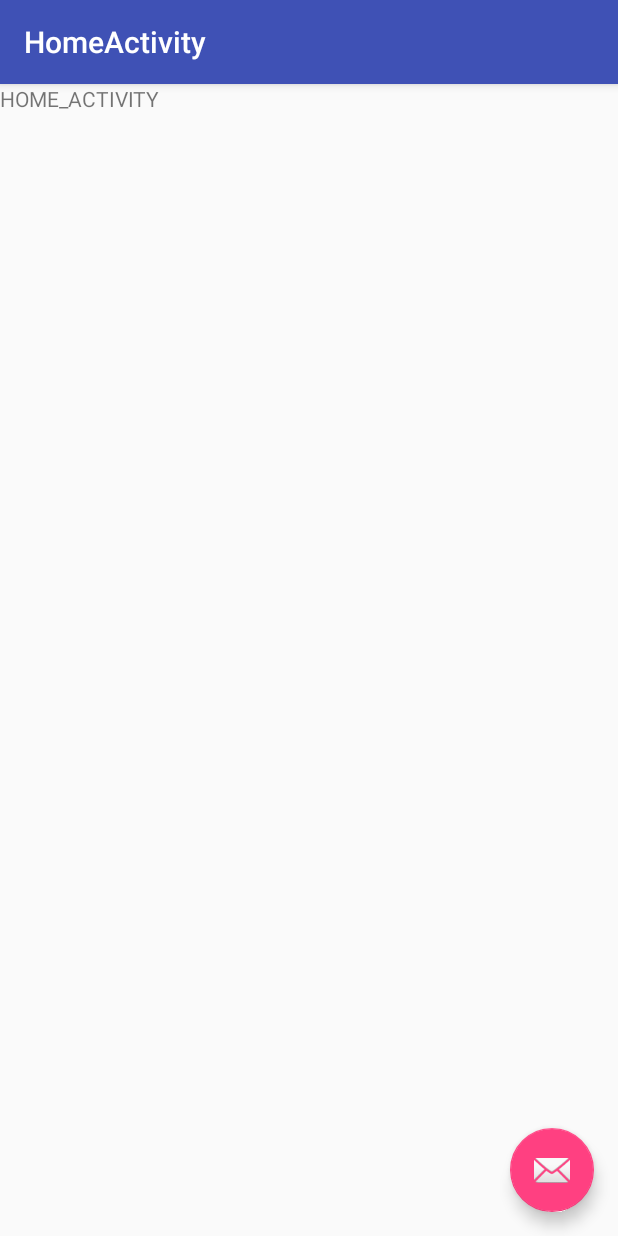
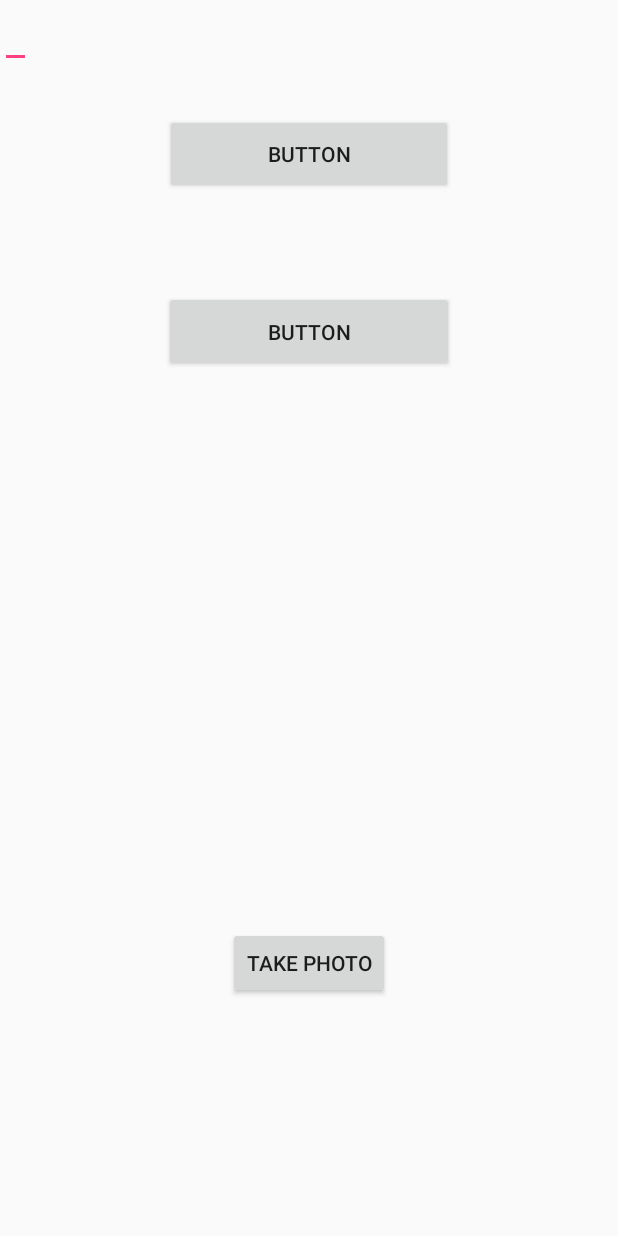
Before and after one commit to MalakH21/Parsetagram, an Android app: the HomeActivity screen opened directly, with no data from a screen before it, on a phone screen of 412 x 824 dp. Run offline under Robolectric (Android 15) with nearby library versions, the phone set to English and light mode, and no system bars.

Commit message:
there is some commented out code in this commit, as this code that will hopefully help me save the image for now- this commit marks when the app can (with no issues) - log in - take a picture

```diff
--- a/app/src/main/java/com/codepath/parseinstagram/HomeActivity.java
+++ b/app/src/main/java/com/codepath/parseinstagram/HomeActivity.java
@@ -1,29 +1,142 @@
 package com.codepath.parseinstagram;
 
+import android.content.Intent;
 import android.os.Bundle;
-import android.support.design.widget.FloatingActionButton;
-import android.support.design.widget.Snackbar;
+import android.provider.MediaStore;
 import android.support.v7.app.AppCompatActivity;
-import android.support.v7.widget.Toolbar;
 import android.view.View;
+import android.widget.Button;
+import android.widget.EditText;
+import android.widget.ImageView;
+
+import java.io.File;
 
 public class HomeActivity extends AppCompatActivity {
+
+    private static final String imagePath = null;
+    private EditText descriptionInput;
+    private Button createButton;
+    private Button refreshButton;
+    private Button takephotoButton;
+    private ImageView picView;
+    static final int REQUEST_IMAGE_CAPTURE = 1;
+
+    public final String APP_TAG = "MyCustomApp";
+    public final static int CAPTURE_IMAGE_ACTIVITY_REQUEST_CODE = 1034;
+    public String photoFileName = "photo.jpg";
+    File photoFile;
+
 
     @Override
     protected void onCreate(Bundle savedInstanceState) {
         super.onCreate(savedInstanceState);
-        setContentView(R.layout.activity_home);
-        Toolbar toolbar = (Toolbar) findViewById(R.id.toolbar);
-        setSupportActionBar(toolbar);
+        setContentView(R.layout.content_home);
 
-        FloatingActionButton fab = (FloatingActionButton) findViewById(R.id.fab);
-        fab.setOnClickListener(new View.OnClickListener() {
-            @Override
+        //descriptionInput = findViewById(R.id.description_et);
+        //createButton = findViewById(R.id.create_btn);
+        //refreshButton = findViewById(R.id.refresh_btn);
+
+
+        //Toolbar toolbar = (Toolbar) findViewById(R.id.toolbar);
+        //setSupportActionBar(toolbar);
+
+
+        //loadTopPosts();
+
+        takephotoButton = findViewById(R.id.takephotoButton);
+        takephotoButton.setOnClickListener(new View.OnClickListener() {
             public void onClick(View view) {
-                Snackbar.make(view, "Replace with your own action", Snackbar.LENGTH_LONG)
-                        .setAction("Action", null).show();
+                dispatchTakePictureIntent();
             }
         });
+
+
     }
 
+    /*private void loadTopPosts() {
+
+        final Post.Query postQuery = new Post.Query();
+        postQuery.getTop().withUser();
+
+        ParseQuery.getQuery(Post.class).findInBackground(new FindCallback<Post>() {
+            @Override
+            public void done(List<Post> objects, ParseException e) {
+                if (e == null) {
+                    for (int i = 0; i < objects.size(); i++) {
+                        Log.d("HomeActivity", "Post[" + i + "] = "
+                                + objects.get(i).getDescription()
+                                + "\nusername = " + objects.get(i).getUser().toString());
+                    }
+                } else {
+                    e.printStackTrace();
+                }
+            }
+        });
+    }*/
+
+    // Added to attempt to take photos using app
+
+
+    public void dispatchTakePictureIntent() {
+        // create Intent to take a picture and return control to the calling application
+        Intent intent = new Intent(MediaStore.ACTION_IMAGE_CAPTURE);
+        // Create a File reference to access to future access
+        //photoFile = getPhotoFileUri(photoFileName);
+
+        // wrap File object into a content provider
+        // required for API >= 24
+        // See https://guides.codepath.com/android/Sharing-Content-with-Intents#sharing-files-with-api-24-or-higher
+        //Uri fileProvider = FileProvider.getUriForFile(HomeActivity.this, "com.codepath.fileprovider", photoFile);
+        //intent.putExtra(MediaStore.EXTRA_OUTPUT, fileProvider);
+
+        // If you call startActivityForResult() using an intent that no app can handle, your app will crash.
+        // So as long as the result is not null, it's safe to use the intent.
+        if (intent.resolveActivity(getPackageManager()) != null) {
+            // Start the image capture intent to take photo
+            startActivityForResult(intent, CAPTURE_IMAGE_ACTIVITY_REQUEST_CODE);
+        }
+    }
+
+    /*
+    private File getPhotoFileUri(String fileName) {
+        // Get safe storage directory for photos
+        // Use `getExternalFilesDir` on Context to access package-specific directories.
+        // This way, we don't need to request external read/write runtime permissions.
+        File mediaStorageDir = new File(getExternalFilesDir(Environment.DIRECTORY_PICTURES), APP_TAG);
+
+        // Create the storage directory if it does not exist
+        if (!mediaStorageDir.exists() && !mediaStorageDir.mkdirs()){
+            Log.d(APP_TAG, "failed to create directory");
+        }
+
+        // Return the file target for the photo based on filename
+        File file = new File(mediaStorageDir.getPath() + File.separator + fileName);
+
+        return file;
+    }
+
+    @Override
+    public void onActivityResult(int requestCode, int resultCode, Intent data) {
+        if (requestCode == CAPTURE_IMAGE_ACTIVITY_REQUEST_CODE) {
+            if (resultCode == RESULT_OK) {
+                // by this point we have the camera photo on disk
+                Bitmap takenImage = BitmapFactory.decodeFile(photoFile.getAbsolutePath());
+                // RESIZE BITMAP, see section below
+                // Load the taken image into a preview
+                picView.setImageBitmap(takenImage);
+            } else { // Result was a failure
+                Toast.makeText(this, "Picture wasn't taken!", Toast.LENGTH_SHORT).show();
+            }
+        }
+    }
+    */
+
+
+
+
+
+
+
+
+
 }
--- a/app/src/main/java/com/codepath/parseinstagram/MainActivity.java
+++ b/app/src/main/java/com/codepath/parseinstagram/MainActivity.java
@@ -1,5 +1,6 @@
 package com.codepath.parseinstagram;
 
+import android.content.Intent;
 import android.os.Bundle;
 import android.support.v7.app.AppCompatActivity;
 import android.util.Log;
@@ -44,6 +45,9 @@ public class MainActivity extends AppCompatActivity {
             public void done(ParseUser user, ParseException e) {
                if (e == null){
                    Log.d("LoginActivity","Login successful!");
+                   final Intent intent = new Intent(MainActivity.this, HomeActivity.class);
+                   startActivity(intent);
+                   finish();
                }else{
                    Log.e("LoginActivity", "Login failure");
                    e.printStackTrace();
--- a/app/src/main/java/com/codepath/parseinstagram/ParseApp.java
+++ b/app/src/main/java/com/codepath/parseinstagram/ParseApp.java
@@ -2,12 +2,16 @@ package com.codepath.parseinstagram;
 
 import android.app.Application;
 
+import com.codepath.parseinstagram.model.Post;
 import com.parse.Parse;
+import com.parse.ParseObject;
 
 public class ParseApp extends Application {
     @Override
     public void onCreate() {
         super.onCreate();
+
+        ParseObject.registerSubclass(Post.class);
 
         final Parse.Configuration configuration = new Parse.Configuration.Builder(this)
                 .applicationId("malak-hmimy")
--- a/app/src/main/res/layout/content_home.xml
+++ b/app/src/main/res/layout/content_home.xml
@@ -1,5 +1,5 @@
 <?xml version="1.0" encoding="utf-8"?>
-<android.support.constraint.ConstraintLayout xmlns:android="http://schemas.android.com/apk/res/android"
+<RelativeLayout xmlns:android="http://schemas.android.com/apk/res/android"
     xmlns:app="http://schemas.android.com/apk/res-auto"
     xmlns:tools="http://schemas.android.com/tools"
     android:layout_width="match_parent"
@@ -8,9 +8,40 @@
     tools:context=".HomeActivity"
     tools:showIn="@layout/activity_home">
 
-    <TextView
+    <Button
+        android:id="@+id/button"
+        android:layout_width="192dp"
+        android:layout_height="53dp"
+        android:layout_alignParentTop="true"
+        android:layout_centerHorizontal="true"
+        android:layout_marginTop="76dp"
+        android:text="Button"
+        tools:layout_editor_absoluteX="96dp"
+        tools:layout_editor_absoluteY="219dp" />
+
+    <Button
+        android:id="@+id/button3"
+        android:layout_width="193dp"
+        android:layout_height="54dp"
+        android:layout_alignParentTop="true"
+        android:layout_centerHorizontal="true"
+        android:layout_marginTop="194dp"
+        android:text="Button"
+        tools:layout_editor_absoluteX="96dp"
+        tools:layout_editor_absoluteY="119dp" />
+
+    <EditText
+        android:layout_width="wrap_content"
+        android:layout_height="wrap_content" />
+
+    <Button
+        android:id="@+id/takephotoButton"
         android:layout_width="wrap_content"
         android:layout_height="wrap_content"
-        android:text="HOME_ACTIVITY"/>
-
-</android.support.constraint.ConstraintLayout>
+        android:layout_alignParentBottom="true"
+        android:layout_centerHorizontal="true"
+        android:layout_marginBottom="158dp"
+        android:text="Take photo"
+        tools:layout_editor_absoluteX="148dp"
+        tools:layout_editor_absoluteY="426dp" />
+</RelativeLayout>
```
Also changed, not shown: app/src/main/AndroidManifest.xml (+7 -0 lines), app/src/main/java/com/codepath/parseinstagram/model/Post.java (added, +57 -0 lines).
